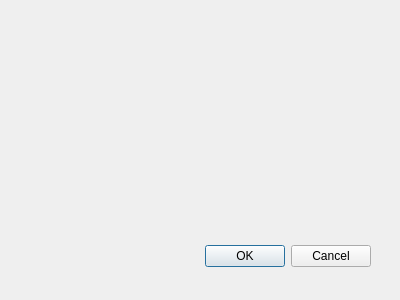
First picture: the form in src/authDialog.ui, repository hexagonal-sun/qdio, before the edit.
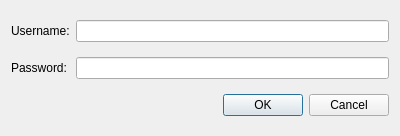
Second picture: the form after the edit.

Commit message:
src: authDialog: implement authentation
Implement authentication against the rest server.

Patch:
```diff
--- a/src/authDialog.ui
+++ b/src/authDialog.ui
@@ -9,21 +9,39 @@
     <x>0</x>
     <y>0</y>
     <width>400</width>
-    <height>300</height>
+    <height>136</height>
    </rect>
   </property>
   <property name="windowTitle">
    <string>Dialog</string>
   </property>
-  <widget name="buttonBox" class="QDialogButtonBox">
-   <property name="geometry">
-    <rect>
-     <x>30</x>
-     <y>240</y>
-     <width>341</width>
-     <height>32</height>
-    </rect>
-   </property>
+  <layout class="QGridLayout" name="gridLayout">
+   <item row="0" column="1">
+    <widget class="QLabel" name="labelUsername">
+     <property name="text">
+      <string>Username:</string>
+     </property>
+    </widget>
+   </item>
+   <item row="3" column="1">
+    <widget class="QLabel" name="labelPassword">
+     <property name="text">
+      <string>Password:</string>
+     </property>
+    </widget>
+   </item>
+   <item row="0" column="2">
+    <widget class="QLineEdit" name="editUsername"/>
+   </item>
+   <item row="3" column="2">
+    <widget class="QLineEdit" name="editPassword">
+     <property name="echoMode">
+      <enum>QLineEdit::Password</enum>
+     </property>
+    </widget>
+   </item>
+   <item row="4" column="2">
+    <widget class="QDialogButtonBox" name="buttonBox">
    <property name="orientation">
     <enum>Qt::Horizontal</enum>
    </property>
@@ -31,6 +49,8 @@
     <set>QDialogButtonBox::Cancel|QDialogButtonBox::Ok</set>
    </property>
   </widget>
+   </item>
+  </layout>
  </widget>
  <pixmapfunction/>
  <resources/>
```
Left out of the diff: 23 changed lines with no effect on the pictures. Lines whose indentation alone changed are shown as unchanged. The commit also changes 3 other files.
